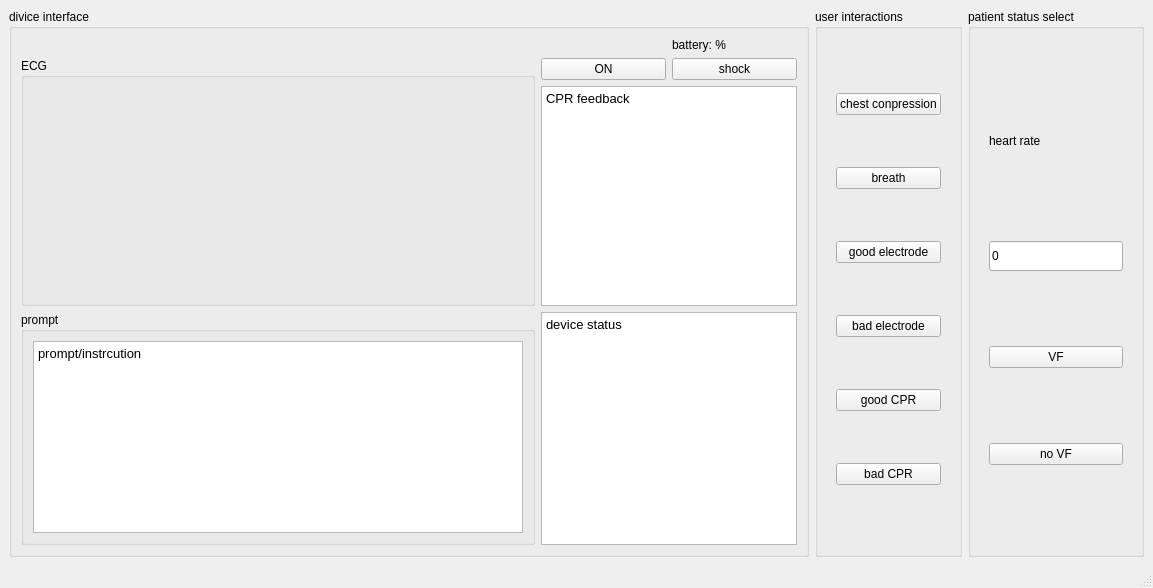
Above: source code/AEDplus/mainwindow.ui from sAmyAox/3004TeamProject before the change. Below: the same form after it.
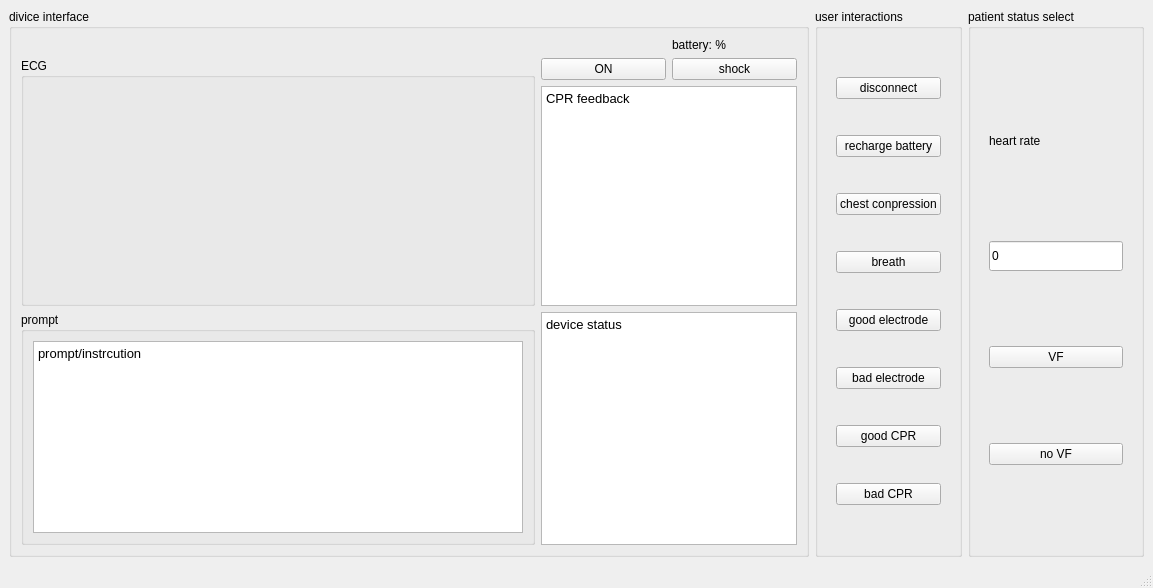
That is the form after the change.

```diff
--- a/source code/AEDplus/mainwindow.ui
+++ b/source code/AEDplus/mainwindow.ui
@@ -182,6 +182,20 @@
        <item>
         <widget class="QWidget" name="widget_2" native="true">
          <layout class="QVBoxLayout" name="verticalLayout_4">
+          <item>
+           <widget class="QPushButton" name="button_disconnect">
+            <property name="text">
+             <string>disconnect</string>
+            </property>
+           </widget>
+          </item>
+          <item>
+           <widget class="QPushButton" name="button_recharge">
+            <property name="text">
+             <string>recharge battery</string>
+            </property>
+           </widget>
+          </item>
           <item>
            <widget class="QPushButton" name="button_chest">
             <property name="text">
```
